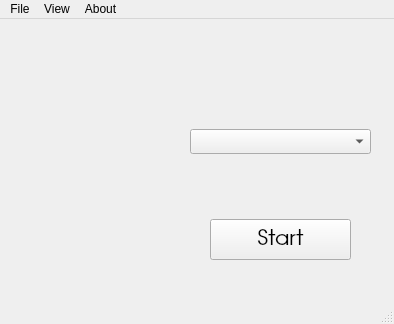
Old version of the form src/gui/MathMan/mainwindow.ui in the repository h7lc0n/MathMan.
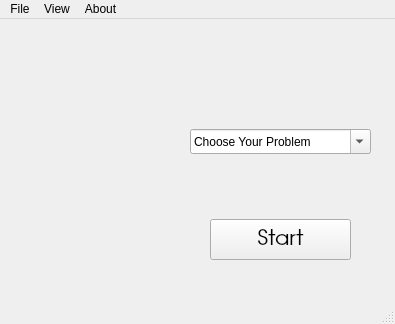
New version of the form. Icons and pictures are not drawn.

What changed in the file:
```diff
--- a/src/gui/MathMan/mainwindow.ui
+++ b/src/gui/MathMan/mainwindow.ui
@@ -6,7 +6,7 @@
    <rect>
     <x>0</x>
     <y>0</y>
-    <width>394</width>
+    <width>395</width>
     <height>324</height>
    </rect>
   </property>
@@ -66,6 +66,15 @@
       <height>25</height>
      </rect>
     </property>
+    <property name="focusPolicy">
+     <enum>Qt::NoFocus</enum>
+    </property>
+    <property name="editable">
+     <bool>true</bool>
+    </property>
+    <property name="currentText">
+     <string>Choose Your Problem</string>
+    </property>
     <property name="placeholderText">
      <string>Math Problems</string>
     </property>
@@ -101,7 +110,7 @@
     <rect>
      <x>0</x>
      <y>0</y>
-     <width>394</width>
+     <width>395</width>
      <height>22</height>
     </rect>
    </property>
```
